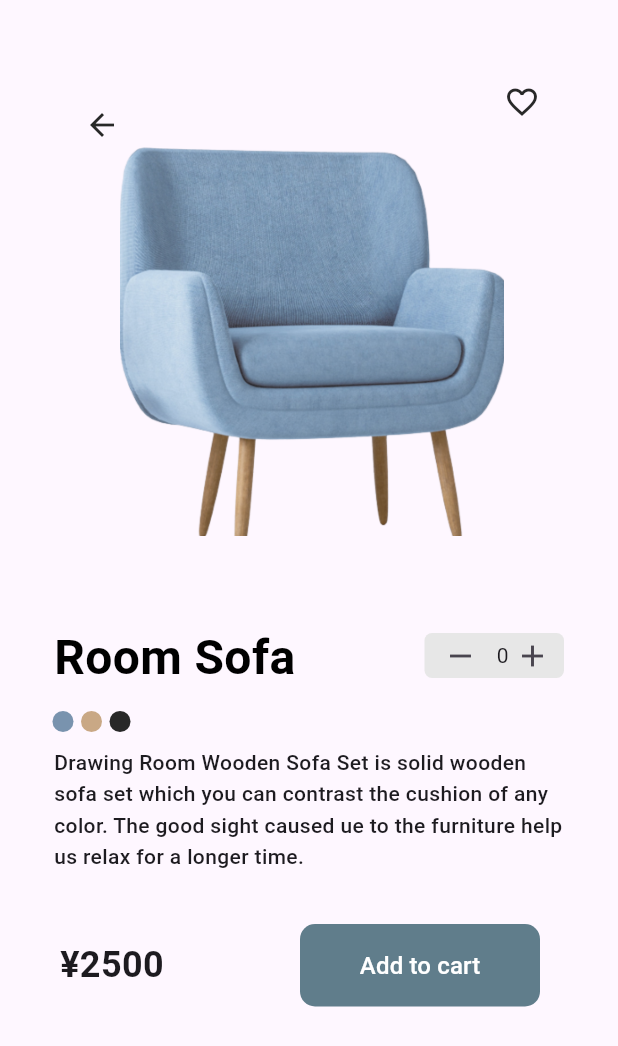
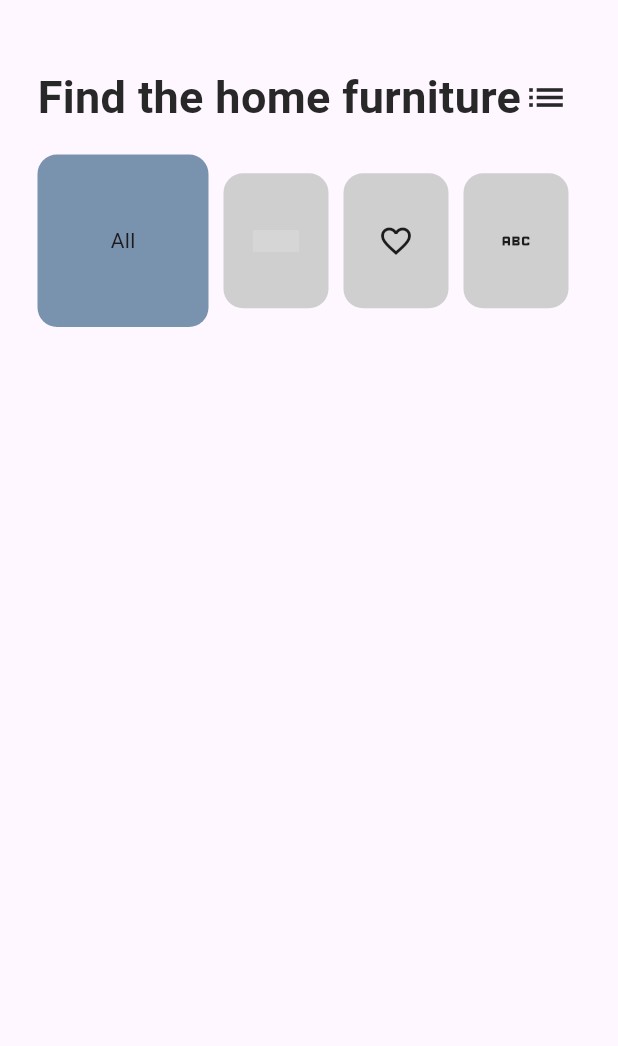
Before and after one commit to NOUR12321/flutter_task, a Flutter app: the screen it shows after launch, on a phone screen of 412 x 824 dp. Shown: the top 1046 px of the screen. Run offline on Flutter 3.47's test engine with Material 3 defaults, Android fonts, the phone set to English and light mode, and no system bars; Roboto replaces fonts that are missing (Hauora); grey boxes are pictures that could not be loaded.

Commit message:
new file:   assets/images/screen_icon/icons Q2.png 	new file:   assets/images/screen_icon/sofa-with-armrest-svgrepo-com 1.png 	new file:   assets/images/screen_icon/table-lights-svgrepo-com 1.png 	modified:   lib/main.dart 	new file:   lib/screens/home.dart 	new file:   lib/screens/provider_home.dart 	modified:   pubspec.lock 	modified:   pubspec.yaml

```diff
--- a/lib/main.dart
+++ b/lib/main.dart
@@ -1,5 +1,11 @@
+// ignore_for_file: unused_import
+
 import 'package:flutter/material.dart';
+import 'package:provider/provider.dart';
+import 'package:task/screens/home.dart';
+import 'package:task/screens/provider_home.dart';
 import 'package:task/screens/sofa_screen.dart';
+
 
 void main() {
   runApp(const MyApp());
@@ -11,7 +17,9 @@ class MyApp extends StatelessWidget {
   @override
   Widget build(BuildContext context) {
     return MaterialApp(
-      home: SofaScreen(),
+       home: MultiProvider(providers: [ChangeNotifierProvider(create: (context)=>ProviderHome())],
+      child: const Home()),
     );
   }
+
 }
--- /dev/null
+++ b/lib/screens/home.dart
@@ -0,0 +1,116 @@
+import 'package:flutter/material.dart';
+import 'package:provider/provider.dart';
+import 'package:task/screens/provider_home.dart';
+
+class Home extends StatefulWidget {
+  const Home({super.key});
+
+  @override
+  State<Home> createState() => _HomeProviderState();
+}
+
+class _HomeProviderState extends State<Home> {
+  final teal = Color(0xff7993AE);
+  final gray = Color(0xffCFCFCF);
+
+  @override
+  Widget build(BuildContext context) {
+    return Scaffold(
+      body: Padding(
+        padding: const EdgeInsets.only(top: 47, right: 33, left: 25),
+        child: Column(
+          crossAxisAlignment: CrossAxisAlignment.start,
+          children: [
+            Row(
+              mainAxisAlignment: MainAxisAlignment.spaceBetween,
+              children: [
+                Expanded(
+                  child: Container(
+                    child: const Text(
+                      "Find the home furniture",
+                      style: TextStyle(
+                        height: 1.2,
+                        fontSize: 30,
+                        fontWeight: FontWeight.w600,
+                        color: Color(0xFF282828),
+                      ),
+                    ),
+                  ),
+                ),
+                Icon(
+                  Icons.list,
+                  size: 30,
+                  color: Color(0xFF282828),
+                ),
+              ],
+            ),
+            SizedBox(height: 20), // Space between the title and the row of icons
+            Row(
+              mainAxisAlignment: MainAxisAlignment.spaceBetween,
+              children: [
+                Expanded(
+                  child: InkWell(
+                    onTap: () {
+                      context.read<ProviderHome>().toggleAll();
+                    },
+                    child: Selector<ProviderHome, bool>(
+                      selector: (context, provider) => provider.allSelected,
+                      builder: (context, allSelected, _) {
+                        return Container(
+                          alignment: Alignment.center,
+                          child: Text("All"),
+                          decoration: BoxDecoration(
+                            borderRadius: BorderRadius.circular(13),
+                            color: allSelected ? teal : gray,
+                          ),
+                          height: 115,
+                        );
+                      },
+                    ),
+                  ),
+                ),
+                SizedBox(width: 10), // Space between containers
+                Container(
+                  alignment: Alignment.center,
+                  child: Image.asset(
+                    "assets/images/screen_icon/sofa-with-armrest-svgrepo-com 1.png",
+                    width: 31.22, // Adjust the width as needed
+                    height: 14.85, // Adjust the height as needed
+                  ),
+                  decoration: BoxDecoration(
+                    borderRadius: BorderRadius.circular(13),
+                    color: gray,
+                  ),
+                  width: 70,
+                  height: 90,
+                ),
+                SizedBox(width: 10), // Space between containers
+                Container(
+                  alignment: Alignment.center,
+                  child: Icon(Icons.favorite_border),
+                  decoration: BoxDecoration(
+                    borderRadius: BorderRadius.circular(13),
+                    color: gray,
+                  ),
+                  width: 70,
+                  height: 90,
+                ),
+                SizedBox(width: 10), // Space between containers
+                Container(
+                  alignment: Alignment.center,
+                  child: Icon(Icons.abc_outlined),
+                  decoration: BoxDecoration(
+                    borderRadius: BorderRadius.circular(13),
+                    color: gray,
+                  ),
+                  width: 70,
+                  height: 90,
+                ),
+              ],
+            ),
+          ],
+        ),
+      ),
+    );
+  }
+}
--- /dev/null
+++ b/lib/screens/provider_home.dart
@@ -0,0 +1,12 @@
+import 'package:flutter/material.dart';
+
+class ProviderHome extends ChangeNotifier{
+   bool _allSelected = true;
+  void toggleAll(){
+    _allSelected = !_allSelected ;
+    notifyListeners();
+  }
+  bool get allSelected => _allSelected;
+
+
+}
--- a/pubspec.yaml
+++ b/pubspec.yaml
@@ -30,6 +30,7 @@ environment:
 dependencies:
   flutter:
     sdk: flutter
+  provider: ^6.1.2
 
 
   # The following adds the Cupertino Icons font to your application.
```
Also changed, not shown: assets/images/screen_icon/icons Q2.png (added), assets/images/screen_icon/sofa-with-armrest-svgrepo-com 1.png (added), assets/images/screen_icon/table-lights-svgrepo-com 1.png (added), pubspec.lock.
